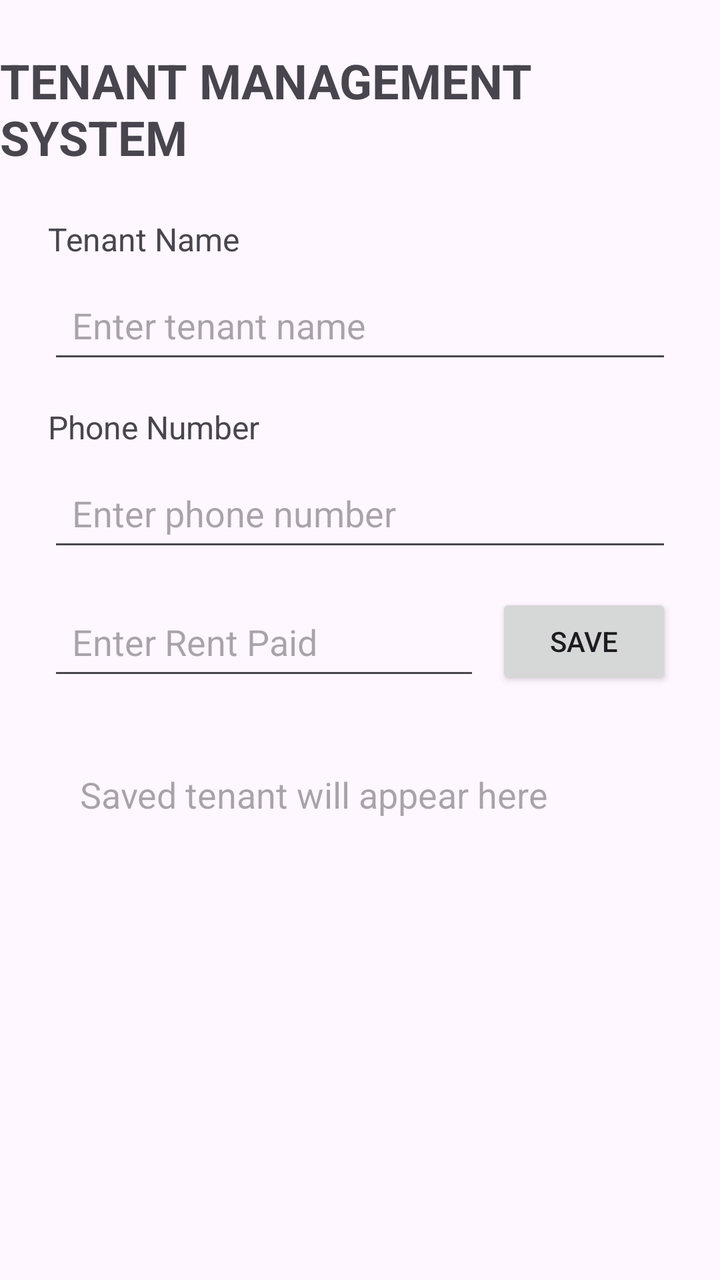
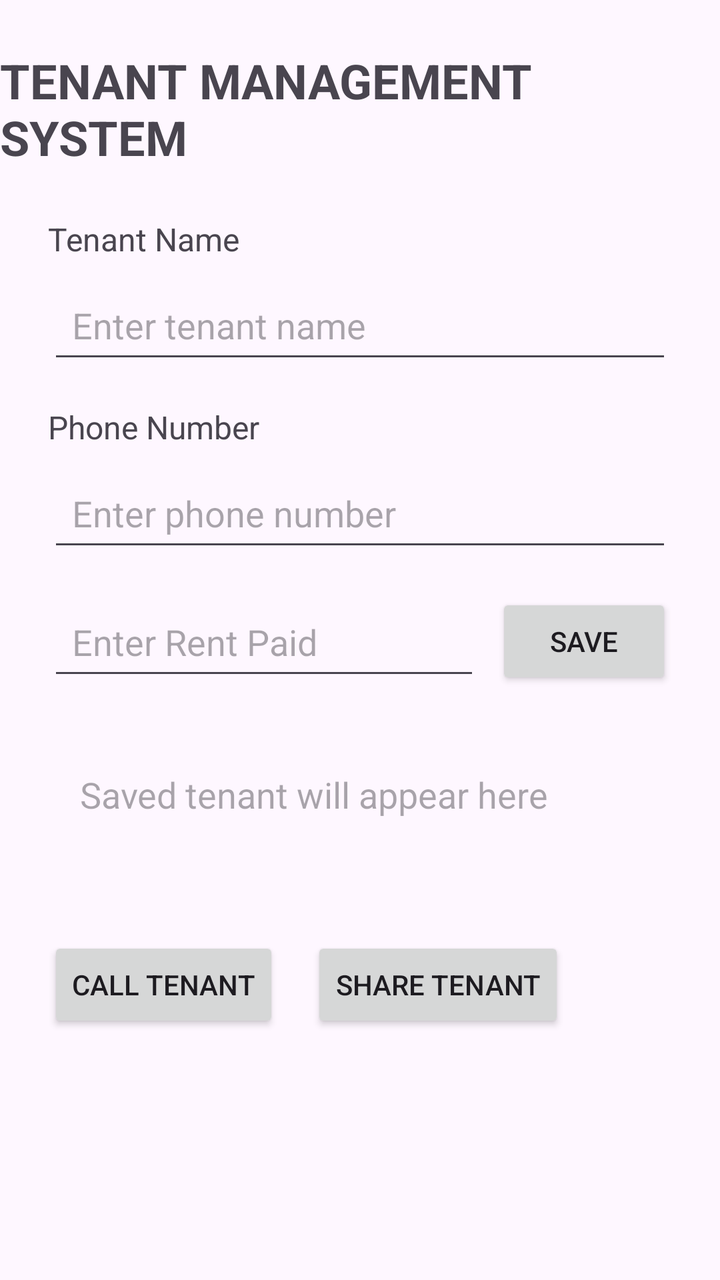

Before-and-after screenshots of an Android layout around one commit, followed by the original layout XML and the change that was made.
<!-- AndroidManifest.xml: application theme Theme.TenantManagementSystem -->
<!-- res/layout/activity_main.xml -->
<?xml version="1.0" encoding="utf-8"?>
<layout xmlns:android="http://schemas.android.com/apk/res/android"
    xmlns:app="http://schemas.android.com/apk/res-auto">

    <data>

        <variable
            name="tenant"
            type="com.example.tenant.Tenant" />

    </data>

    <androidx.constraintlayout.widget.ConstraintLayout
    android:layout_width="match_parent"
    android:layout_height="match_parent">

    <TextView
        android:id="@+id/titleTextView"
        android:layout_width="wrap_content"
        android:layout_height="wrap_content"
        android:text="TENANT MANAGEMENT SYSTEM"
        android:textSize="24sp"
        android:textStyle="bold"
        android:layout_marginTop="24dp"
        app:layout_constraintTop_toTopOf="parent"
        app:layout_constraintStart_toStartOf="parent"
        app:layout_constraintEnd_toEndOf="parent" />

    <TextView
        android:id="@+id/tenantNameLabel"
        android:layout_width="wrap_content"
        android:layout_height="wrap_content"
        android:text="Tenant Name"
        android:textSize="16sp"
        android:layout_marginTop="24dp"
        android:layout_marginStart="24dp"
        app:layout_constraintTop_toBottomOf="@id/titleTextView"
        app:layout_constraintStart_toStartOf="parent" />

    <EditText
        android:id="@+id/tenantNameEditText"
        android:layout_width="0dp"
        android:layout_height="wrap_content"
        android:hint="Enter tenant name"
        android:minHeight="48dp"
        android:padding="12dp"
        android:layout_marginTop="8dp"
        android:layout_marginStart="24dp"
        android:layout_marginEnd="24dp"
        app:layout_constraintTop_toBottomOf="@id/tenantNameLabel"
        app:layout_constraintStart_toStartOf="parent"
        app:layout_constraintEnd_toEndOf="parent" />

    <TextView
        android:id="@+id/phoneLabel"
        android:layout_width="wrap_content"
        android:layout_height="wrap_content"
        android:text="Phone Number"
        android:textSize="16sp"
        android:layout_marginTop="16dp"
        android:layout_marginStart="24dp"
        app:layout_constraintTop_toBottomOf="@id/tenantNameEditText"
        app:layout_constraintStart_toStartOf="parent" />

    <EditText
        android:id="@+id/phoneEditText"
        android:layout_width="0dp"
        android:layout_height="wrap_content"
        android:hint="Enter phone number"
        android:inputType="phone"
        android:minHeight="48dp"
        android:padding="12dp"
        android:layout_marginTop="8dp"
        android:layout_marginStart="24dp"
        android:layout_marginEnd="24dp"
        app:layout_constraintTop_toBottomOf="@id/phoneLabel"
        app:layout_constraintStart_toStartOf="parent"
        app:layout_constraintEnd_toEndOf="parent" />

    <EditText
        android:id="@+id/rentEditText"
        android:layout_width="0dp"
        android:layout_height="wrap_content"
        android:hint="Enter Rent Paid"
        android:inputType="numberDecimal"
        android:minHeight="48dp"
        android:padding="12dp"
        android:layout_marginStart="24dp"
        android:layout_marginTop="16dp"
        android:layout_marginEnd="8dp"
        app:layout_constraintTop_toBottomOf="@id/phoneEditText"
        app:layout_constraintStart_toStartOf="parent"
        app:layout_constraintEnd_toStartOf="@id/saveButton" />

    <Button
        android:id="@+id/saveButton"
        android:layout_width="wrap_content"
        android:layout_height="wrap_content"
        android:text="SAVE"
        android:layout_marginEnd="24dp"
        app:layout_constraintTop_toTopOf="@id/rentEditText"
        app:layout_constraintEnd_toEndOf="parent" />

    <TextView
        android:id="@+id/tenantResultTextView"
        android:layout_width="0dp"
        android:layout_height="wrap_content"
        android:hint="Saved tenant will appear here"
        android:text="@{tenant.summary()}"
        android:textSize="18sp"
        android:padding="16dp"
        android:layout_margin="24dp"
        app:layout_constraintTop_toBottomOf="@id/rentEditText"
        app:layout_constraintStart_toStartOf="parent"
        app:layout_constraintEnd_toEndOf="parent" />

    <TextView
        android:id="@+id/tenantNameDisplayTextView"
        android:layout_width="0dp"
        android:layout_height="wrap_content"
        android:text="@{tenant.name}"
        android:textSize="20sp"
        android:textStyle="bold"
        android:paddingStart="16dp"
        android:paddingEnd="16dp"
        android:layout_marginStart="24dp"
        android:layout_marginEnd="24dp"
        app:layout_constraintTop_toBottomOf="@id/tenantResultTextView"
        app:layout_constraintStart_toStartOf="parent"
        app:layout_constraintEnd_toEndOf="parent" />

    </androidx.constraintlayout.widget.ConstraintLayout>
</layout>
<!-- resources referenced by this layout -->
<resources>
  <style name="Theme.TenantManagementSystem" parent="Base.Theme.TenantManagementSystem" />
  <style name="Base.Theme.TenantManagementSystem" parent="Theme.Material3.DayNight.NoActionBar">
          
          
      </style>
</resources>

<!-- the commit's change to res/layout/activity_main.xml (unified diff, before → after) -->
@@ -129,5 +129,24 @@
         app:layout_constraintStart_toStartOf="parent"
         app:layout_constraintEnd_toEndOf="parent" />
 
+    <Button
+        android:id="@+id/callButton"
+        android:layout_width="wrap_content"
+        android:layout_height="wrap_content"
+        android:text="CALL TENANT"
+        android:layout_marginStart="24dp"
+        android:layout_marginTop="16dp"
+        app:layout_constraintTop_toBottomOf="@id/tenantNameDisplayTextView"
+        app:layout_constraintStart_toStartOf="parent" />
+
+    <Button
+        android:id="@+id/shareButton"
+        android:layout_width="wrap_content"
+        android:layout_height="wrap_content"
+        android:text="SHARE TENANT"
+        android:layout_marginStart="16dp"
+        app:layout_constraintTop_toTopOf="@id/callButton"
+        app:layout_constraintStart_toEndOf="@id/callButton" />
+
     </androidx.constraintlayout.widget.ConstraintLayout>
 </layout>
